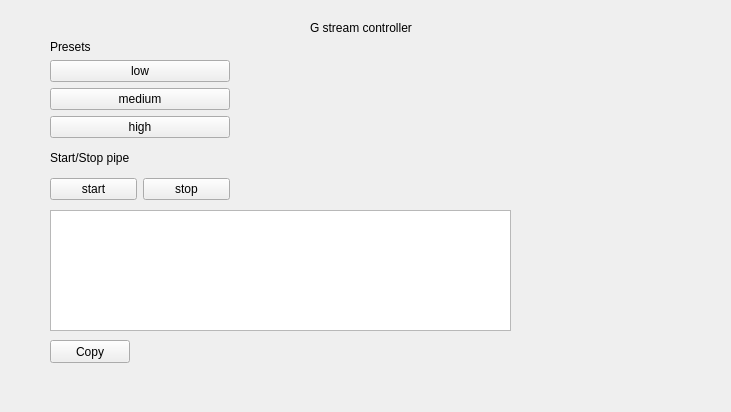
Qt form src/g_stream_control/resource/Demo.ui (robobe/g_stream) before a commit.
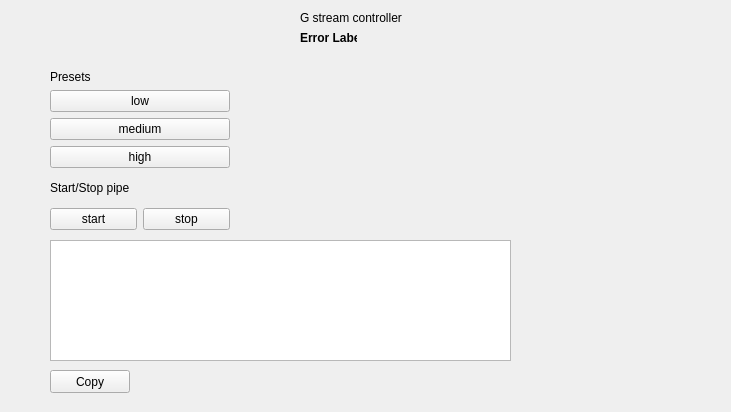
The same form after that commit.

Diff of the .ui file:
```diff
--- a/src/g_stream_control/resource/Demo.ui
+++ b/src/g_stream_control/resource/Demo.ui
@@ -17,7 +17,7 @@
    <property name="geometry">
     <rect>
      <x>50</x>
-     <y>210</y>
+     <y>240</y>
      <width>461</width>
      <height>121</height>
     </rect>
@@ -27,7 +27,7 @@
    <property name="geometry">
     <rect>
      <x>50</x>
-     <y>340</y>
+     <y>370</y>
      <width>80</width>
      <height>23</height>
     </rect>
@@ -40,7 +40,7 @@
    <property name="geometry">
     <rect>
      <x>50</x>
-     <y>40</y>
+     <y>70</y>
      <width>180</width>
      <height>160</height>
     </rect>
@@ -115,8 +115,8 @@
   <widget class="QLabel" name="label_3">
    <property name="geometry">
     <rect>
-     <x>310</x>
-     <y>20</y>
+     <x>300</x>
+     <y>10</y>
      <width>181</width>
      <height>16</height>
     </rect>
@@ -125,6 +125,25 @@
     <string>G stream controller</string>
    </property>
   </widget>
+  <widget class="QLabel" name="laError">
+   <property name="geometry">
+    <rect>
+     <x>300</x>
+     <y>30</y>
+     <width>57</width>
+     <height>15</height>
+    </rect>
+   </property>
+   <property name="font">
+    <font>
+     <weight>75</weight>
+     <bold>true</bold>
+    </font>
+   </property>
+   <property name="text">
+    <string>Error Label</string>
+   </property>
+  </widget>
  </widget>
  <resources/>
  <connections/>
```
